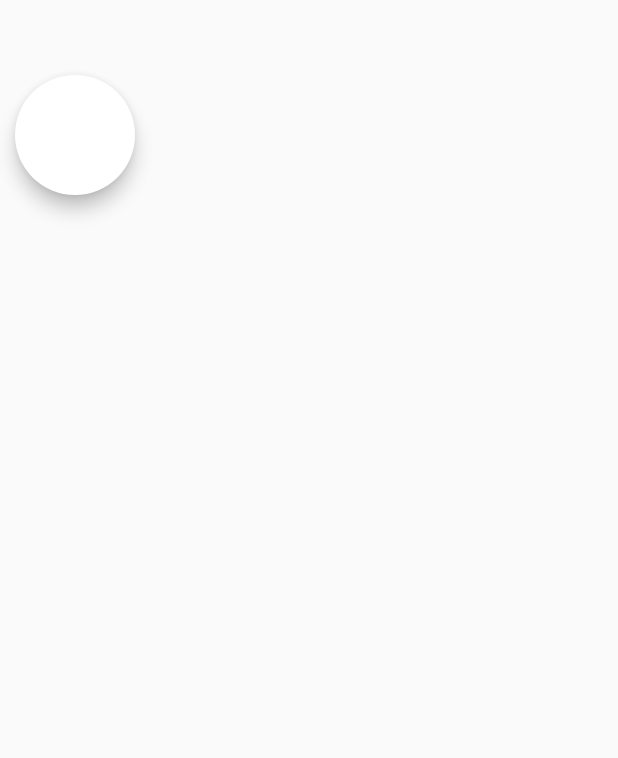
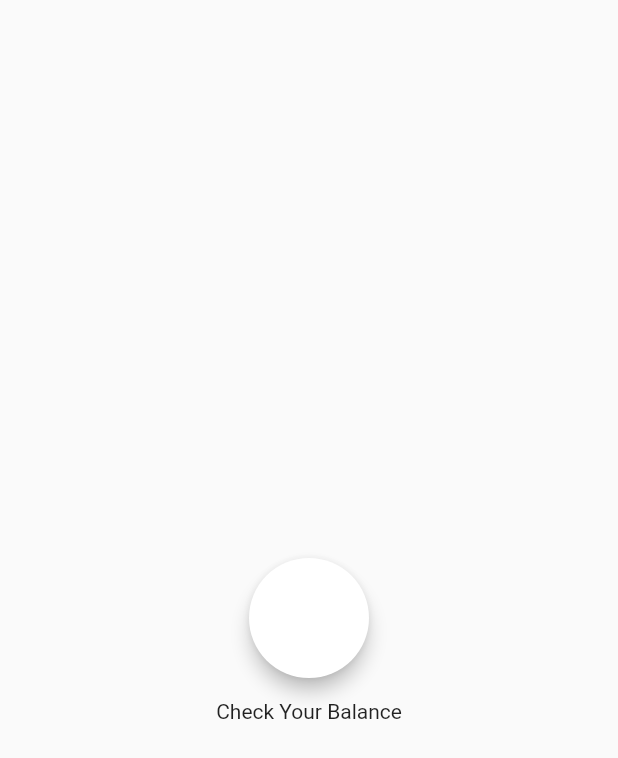
Before and after one commit to joardershawon/carousel_card, a Flutter app: the screen it shows after launch, on a phone screen of 412 x 824 dp. Shown: the top 758 px of the screen. Run offline on Flutter 3.47's test engine with Material 2 defaults, Android fonts, the phone set to English and light mode, and no system bars.

Commit message:
centered

```diff
--- a/lib/home_page.dart
+++ b/lib/home_page.dart
@@ -1,5 +1,6 @@
 import 'dart:math';
 
+import 'package:flutter/foundation.dart';
 import 'package:flutter/material.dart';
 
 class HomePage extends StatefulWidget {
@@ -13,6 +14,7 @@
   late AnimationController animationController;
   late Animation<double> animation;
   Duration duration = const Duration(milliseconds: 700);
+  int counter = 0;
   @override
   void initState() {
     super.initState();
@@ -37,13 +39,18 @@
   }
 
   void animationReset() {
+    if (animationController.isAnimating) {
+      return;
+    } else {
       if (animationController.isCompleted) {
         animationController.reverse();
       } else {
+        counter++;
         animationController.forward();
-      Future.delayed(const Duration(seconds: 5)).then((value) {
+        Future.delayed(const Duration(seconds: 2)).then((value) {
           animationController.reverse();
         });
+      }
     }
   }
 
@@ -66,11 +73,30 @@
     return Scaffold(
       body: SafeArea(
         child: Stack(
-          alignment: Alignment.topCenter,
+          children: [
+            Center(
+              child: SizedBox(
+                height: 200,
+                child: Stack(
+                  alignment: Alignment.center,
                   children: [
                     Positioned(
-              top: 50,
-              left: 10,
+                      bottom: 30,
+                      child: Transform(
+                        alignment: Alignment.center,
+                        transform: Matrix4.identity()
+                          ..setEntry(3, 2, .001)
+                          ..translate(0.0, -scale / 3)
+                          ..scale(1 - gg),
+                        child: Opacity(
+                          opacity: (1 - opacity * 2).clamp(0.0, 1.0),
+                          child: const Text(
+                            'Check Your Balance',
+                          ),
+                        ),
+                      ),
+                    ),
+                    Positioned(
                       width: scale + boxSize,
                       height: 80,
                       child: Material(
@@ -101,15 +127,20 @@
                                     ),
                                   ),
                                 ),
-                        Opacity(
+                                Transform(
+                                  transform: Matrix4.identity()
+                                    ..setEntry(3, 2, .001)
+                                    ..translate(0.0, 0.0),
+                                  child: Opacity(
                                     opacity: opacity < .9 ? 0.0 : opacity,
                                     child: Text(
-                            'Your Balance is : 1M',
+                                      'Your Balance is : $counter BDT',
                                       key: UniqueKey(),
                                       style: const TextStyle(
                                         color: Colors.black,
                                         fontSize: 16,
                                         fontWeight: FontWeight.w300,
+                                      ),
                                     ),
                                   ),
                                 ),
@@ -122,6 +153,10 @@
                   ],
                 ),
               ),
+            ),
+          ],
+        ),
+      ),
     );
   }
 }
```
Lines whose indentation alone changed are shown as unchanged.
